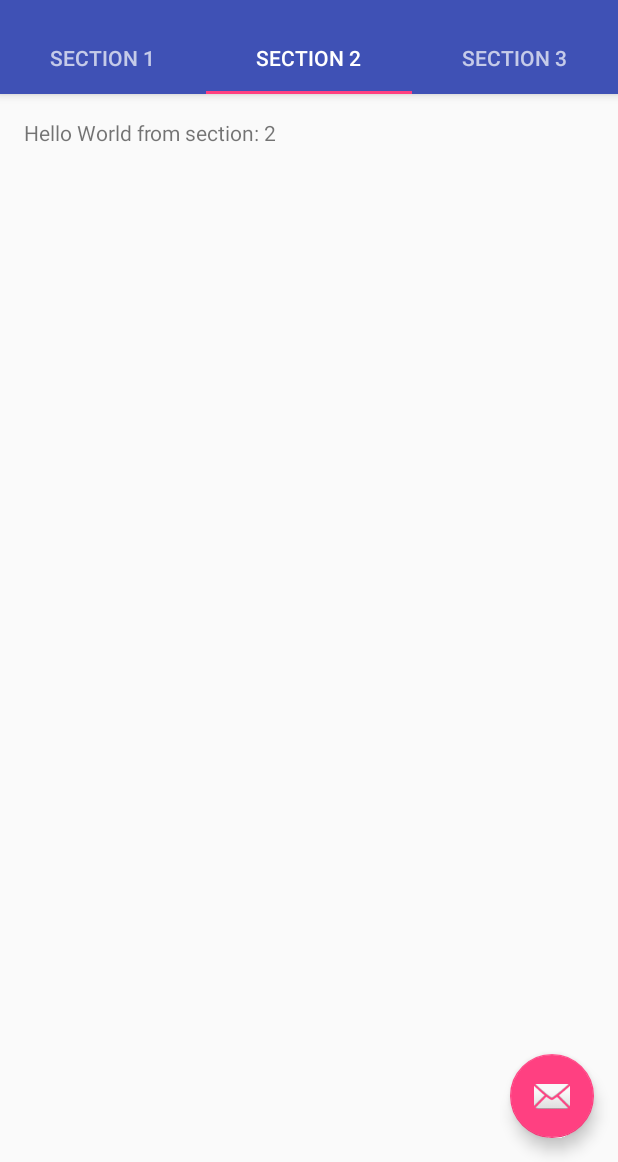
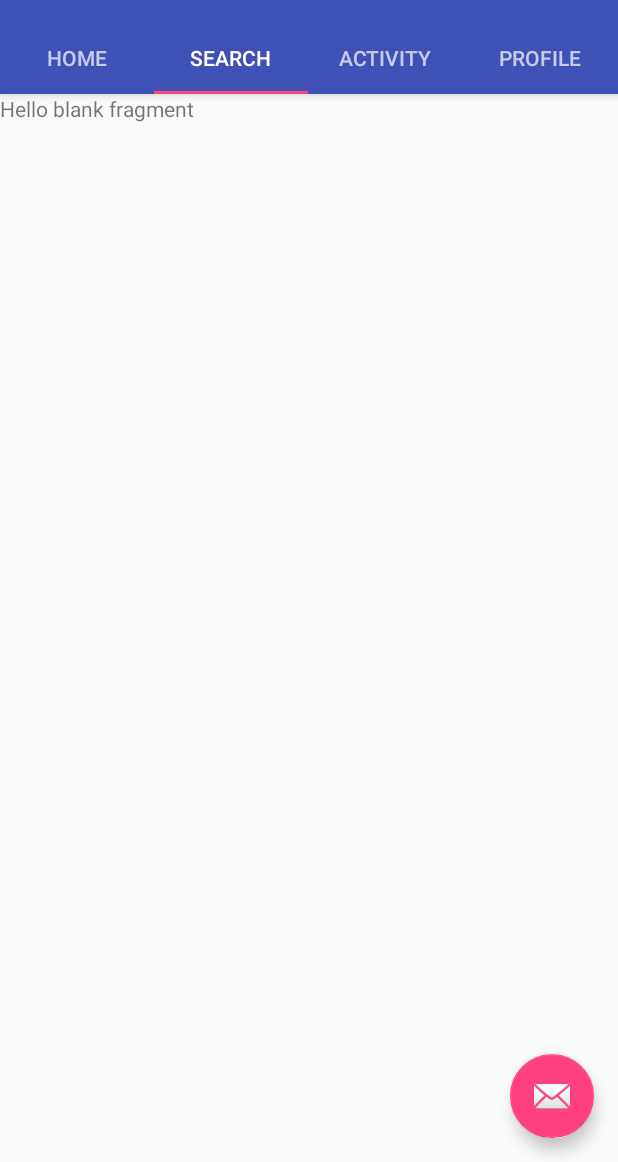
Before and after one commit to ArminAg/android-tabbed-fullscreen, an Android app: the screen it shows after launch (MainActivity), tab 2 chosen, on a phone screen of 412 x 824 dp, the part 74-1236 px from its top. Run offline under Robolectric (Android 15) with nearby library versions, the phone set to English and light mode, and no system bars.

Commit message:
Add Fragments for each Tab

```diff
--- a/app/build.gradle
+++ b/app/build.gradle
@@ -26,5 +26,6 @@ dependencies {
     })
     compile 'com.android.support:appcompat-v7:25.2.0'
     compile 'com.android.support:design:25.2.0'
+    compile 'com.android.support:support-v4:25.2.0'
     testCompile 'junit:junit:4.12'
 }
--- a/app/src/main/AndroidManifest.xml
+++ b/app/src/main/AndroidManifest.xml
@@ -9,7 +9,7 @@
         android:supportsRtl="true"
         android:theme="@style/AppTheme">
         <activity
-            android:name=".MainActivity"
+            android:name=".activities.MainActivity"
             android:label="@string/app_name"
             android:theme="@style/AppTheme.NoActionBar">
             <intent-filter>
--- a/app/src/main/java/solutions/hedron/android_tabbed_fullscreen/MainActivity.java
+++ b/app/src/main/java/solutions/hedron/android_tabbed_fullscreen/activities/MainActivity.java
@@ -1,4 +1,4 @@
-package solutions.hedron.android_tabbed_fullscreen;
+package solutions.hedron.android_tabbed_fullscreen.activities;
 
 import android.support.design.widget.TabLayout;
 import android.support.design.widget.FloatingActionButton;
@@ -18,6 +18,12 @@ import android.view.View;
 import android.view.ViewGroup;
 
 import android.widget.TextView;
+
+import solutions.hedron.android_tabbed_fullscreen.R;
+import solutions.hedron.android_tabbed_fullscreen.fragments.FeedActivityFragment;
+import solutions.hedron.android_tabbed_fullscreen.fragments.HomeFragment;
+import solutions.hedron.android_tabbed_fullscreen.fragments.ProfileFragment;
+import solutions.hedron.android_tabbed_fullscreen.fragments.SearchFragment;
 
 public class MainActivity extends AppCompatActivity {
 
@@ -89,41 +95,6 @@ public class MainActivity extends AppCompatActivity {
     }
 
     /**
-     * A placeholder fragment containing a simple view.
-     */
-    public static class PlaceholderFragment extends Fragment {
-        /**
-         * The fragment argument representing the section number for this
-         * fragment.
-         */
-        private static final String ARG_SECTION_NUMBER = "section_number";
-
-        public PlaceholderFragment() {
-        }
-
-        /**
-         * Returns a new instance of this fragment for the given section
-         * number.
-         */
-        public static PlaceholderFragment newInstance(int sectionNumber) {
-            PlaceholderFragment fragment = new PlaceholderFragment();
-            Bundle args = new Bundle();
-            args.putInt(ARG_SECTION_NUMBER, sectionNumber);
-            fragment.setArguments(args);
-            return fragment;
-        }
-
-        @Override
-        public View onCreateView(LayoutInflater inflater, ViewGroup container,
-                                 Bundle savedInstanceState) {
-            View rootView = inflater.inflate(R.layout.fragment_main, container, false);
-            TextView textView = (TextView) rootView.findViewById(R.id.section_label);
-            textView.setText(getString(R.string.section_format, getArguments().getInt(ARG_SECTION_NUMBER)));
-            return rootView;
-        }
-    }
-
-    /**
      * A {@link FragmentPagerAdapter} that returns a fragment corresponding to
      * one of the sections/tabs/pages.
      */
@@ -135,26 +106,34 @@ public class MainActivity extends AppCompatActivity {
 
         @Override
         public Fragment getItem(int position) {
-            // getItem is called to instantiate the fragment for the given page.
-            // Return a PlaceholderFragment (defined as a static inner class below).
-            return PlaceholderFragment.newInstance(position + 1);
+            switch (position){
+                case 0:
+                    return HomeFragment.newInstance();
+                case 1:
+                    return SearchFragment.newInstance();
+                case 2:
+                    return FeedActivityFragment.newInstance();
+                default:
+                    return ProfileFragment.newInstance();
+            }
         }
 
         @Override
         public int getCount() {
-            // Show 3 total pages.
-            return 3;
+            return 4;
         }
 
         @Override
         public CharSequence getPageTitle(int position) {
             switch (position) {
                 case 0:
-                    return "SECTION 1";
+                    return "HOME";
                 case 1:
-                    return "SECTION 2";
+                    return "SEARCH";
                 case 2:
-                    return "SECTION 3";
+                    return "ACTIVITY";
+                case 3:
+                    return "PROFILE";
             }
             return null;
         }
--- /dev/null
+++ b/app/src/main/java/solutions/hedron/android_tabbed_fullscreen/fragments/FeedActivityFragment.java
@@ -0,0 +1,53 @@
+package solutions.hedron.android_tabbed_fullscreen.fragments;
+
+
+import android.os.Bundle;
+import android.support.v4.app.Fragment;
+import android.view.LayoutInflater;
+import android.view.View;
+import android.view.ViewGroup;
+
+import solutions.hedron.android_tabbed_fullscreen.R;
+
+/**
+ * A simple {@link Fragment} subclass.
+ * Use the {@link FeedActivityFragment#newInstance} factory method to
+ * create an instance of this fragment.
+ */
+public class FeedActivityFragment extends Fragment {
+    // TODO: Rename parameter arguments, choose names that match
+    // the fragment initialization parameters, e.g. ARG_ITEM_NUMBER
+    private static final String ARG_PARAM1 = "param1";
+    private static final String ARG_PARAM2 = "param2";
+
+    // TODO: Rename and change types of parameters
+    private String mParam1;
+    private String mParam2;
+
+
+    public FeedActivityFragment() {
+        // Required empty public constructor
+    }
+
+    public static FeedActivityFragment newInstance() {
+        FeedActivityFragment fragment = new FeedActivityFragment();
+        return fragment;
+    }
+
+    @Override
+    public void onCreate(Bundle savedInstanceState) {
+        super.onCreate(savedInstanceState);
+        if (getArguments() != null) {
+            mParam1 = getArguments().getString(ARG_PARAM1);
+            mParam2 = getArguments().getString(ARG_PARAM2);
+        }
+    }
+
+    @Override
+    public View onCreateView(LayoutInflater inflater, ViewGroup container,
+                             Bundle savedInstanceState) {
+        // Inflate the layout for this fragment
+        return inflater.inflate(R.layout.fragment_feed_activity, container, false);
+    }
+
+}
--- /dev/null
+++ b/app/src/main/java/solutions/hedron/android_tabbed_fullscreen/fragments/HomeFragment.java
@@ -0,0 +1,53 @@
+package solutions.hedron.android_tabbed_fullscreen.fragments;
+
+
+import android.os.Bundle;
+import android.support.v4.app.Fragment;
+import android.view.LayoutInflater;
+import android.view.View;
+import android.view.ViewGroup;
+
+import solutions.hedron.android_tabbed_fullscreen.R;
+
+/**
+ * A simple {@link Fragment} subclass.
+ * Use the {@link HomeFragment#newInstance} factory method to
+ * create an instance of this fragment.
+ */
+public class HomeFragment extends Fragment {
+    // TODO: Rename parameter arguments, choose names that match
+    // the fragment initialization parameters, e.g. ARG_ITEM_NUMBER
+    private static final String ARG_PARAM1 = "param1";
+    private static final String ARG_PARAM2 = "param2";
+
+    // TODO: Rename and change types of parameters
+    private String mParam1;
+    private String mParam2;
+
+
+    public HomeFragment() {
+        // Required empty public constructor
+    }
+
+    public static HomeFragment newInstance() {
+        HomeFragment fragment = new HomeFragment();
+        return fragment;
+    }
+
+    @Override
+    public void onCreate(Bundle savedInstanceState) {
+        super.onCreate(savedInstanceState);
+        if (getArguments() != null) {
+            mParam1 = getArguments().getString(ARG_PARAM1);
+            mParam2 = getArguments().getString(ARG_PARAM2);
+        }
+    }
+
+    @Override
+    public View onCreateView(LayoutInflater inflater, ViewGroup container,
+                             Bundle savedInstanceState) {
+        // Inflate the layout for this fragment
+        return inflater.inflate(R.layout.fragment_home, container, false);
+    }
+
+}
--- /dev/null
+++ b/app/src/main/java/solutions/hedron/android_tabbed_fullscreen/fragments/SearchFragment.java
@@ -0,0 +1,53 @@
+package solutions.hedron.android_tabbed_fullscreen.fragments;
+
+
+import android.os.Bundle;
+import android.support.v4.app.Fragment;
+import android.view.LayoutInflater;
+import android.view.View;
+import android.view.ViewGroup;
+
+import solutions.hedron.android_tabbed_fullscreen.R;
+
+/**
+ * A simple {@link Fragment} subclass.
+ * Use the {@link SearchFragment#newInstance} factory method to
+ * create an instance of this fragment.
+ */
+public class SearchFragment extends Fragment {
+    // TODO: Rename parameter arguments, choose names that match
+    // the fragment initialization parameters, e.g. ARG_ITEM_NUMBER
+    private static final String ARG_PARAM1 = "param1";
+    private static final String ARG_PARAM2 = "param2";
+
+    // TODO: Rename and change types of parameters
+    private String mParam1;
+    private String mParam2;
+
+
+    public SearchFragment() {
+        // Required empty public constructor
+    }
+
+    public static SearchFragment newInstance() {
+        SearchFragment fragment = new SearchFragment();
+        return fragment;
+    }
+
+    @Override
+    public void onCreate(Bundle savedInstanceState) {
+        super.onCreate(savedInstanceState);
+        if (getArguments() != null) {
+            mParam1 = getArguments().getString(ARG_PARAM1);
+            mParam2 = getArguments().getString(ARG_PARAM2);
+        }
+    }
+
+    @Override
+    public View onCreateView(LayoutInflater inflater, ViewGroup container,
+                             Bundle savedInstanceState) {
+        // Inflate the layout for this fragment
+        return inflater.inflate(R.layout.fragment_search, container, false);
+    }
+
+}
--- a/app/src/main/res/layout/activity_main.xml
+++ b/app/src/main/res/layout/activity_main.xml
@@ -6,7 +6,7 @@
     android:layout_width="match_parent"
     android:layout_height="match_parent"
     android:fitsSystemWindows="true"
-    tools:context="solutions.hedron.android_tabbed_fullscreen.MainActivity">
+    tools:context="solutions.hedron.android_tabbed_fullscreen.activities.MainActivity">
 
     <android.support.design.widget.AppBarLayout
         android:id="@+id/appbar"
--- a/app/src/main/res/layout/fragment_main.xml
+++ /dev/null
@@ -1,16 +0,0 @@
-<RelativeLayout xmlns:android="http://schemas.android.com/apk/res/android"
-    xmlns:tools="http://schemas.android.com/tools"
-    android:layout_width="match_parent"
-    android:layout_height="match_parent"
-    android:paddingBottom="@dimen/activity_vertical_margin"
-    android:paddingLeft="@dimen/activity_horizontal_margin"
-    android:paddingRight="@dimen/activity_horizontal_margin"
-    android:paddingTop="@dimen/activity_vertical_margin"
-    tools:context="solutions.hedron.android_tabbed_fullscreen.MainActivity$PlaceholderFragment">
-
-    <TextView
-        android:id="@+id/section_label"
-        android:layout_width="wrap_content"
-        android:layout_height="wrap_content" />
-
-</RelativeLayout>
--- /dev/null
+++ b/app/src/main/res/layout/fragment_search.xml
@@ -0,0 +1,13 @@
+<FrameLayout xmlns:android="http://schemas.android.com/apk/res/android"
+    xmlns:tools="http://schemas.android.com/tools"
+    android:layout_width="match_parent"
+    android:layout_height="match_parent"
+    tools:context="solutions.hedron.android_tabbed_fullscreen.fragments.SearchFragment">
+
+    <!-- TODO: Update blank fragment layout -->
+    <TextView
+        android:layout_width="match_parent"
+        android:layout_height="match_parent"
+        android:text="@string/hello_blank_fragment" />
+
+</FrameLayout>
--- a/app/src/main/res/menu/menu_main.xml
+++ b/app/src/main/res/menu/menu_main.xml
@@ -1,7 +1,7 @@
 <menu xmlns:android="http://schemas.android.com/apk/res/android"
     xmlns:app="http://schemas.android.com/apk/res-auto"
     xmlns:tools="http://schemas.android.com/tools"
-    tools:context="solutions.hedron.android_tabbed_fullscreen.MainActivity">
+    tools:context="solutions.hedron.android_tabbed_fullscreen.activities.MainActivity">
     <item
         android:id="@+id/action_settings"
         android:orderInCategory="100"
--- a/app/src/main/res/values/strings.xml
+++ b/app/src/main/res/values/strings.xml
@@ -2,4 +2,7 @@
     <string name="app_name">Android Tabbed Fullscreen</string>
     <string name="action_settings">Settings</string>
     <string name="section_format">Hello World from section: %1$d</string>
+
+    <!-- TODO: Remove or change this placeholder text -->
+    <string name="hello_blank_fragment">Hello blank fragment</string>
 </resources>
```
Also changed, not shown: app/src/main/java/solutions/hedron/android_tabbed_fullscreen/fragments/ProfileFragment.java (added, +53 -0 lines), app/src/main/res/layout/fragment_feed_activity.xml (added, +13 -0 lines), app/src/main/res/layout/fragment_home.xml (added, +13 -0 lines), app/src/main/res/layout/fragment_profile.xml (added, +13 -0 lines).
